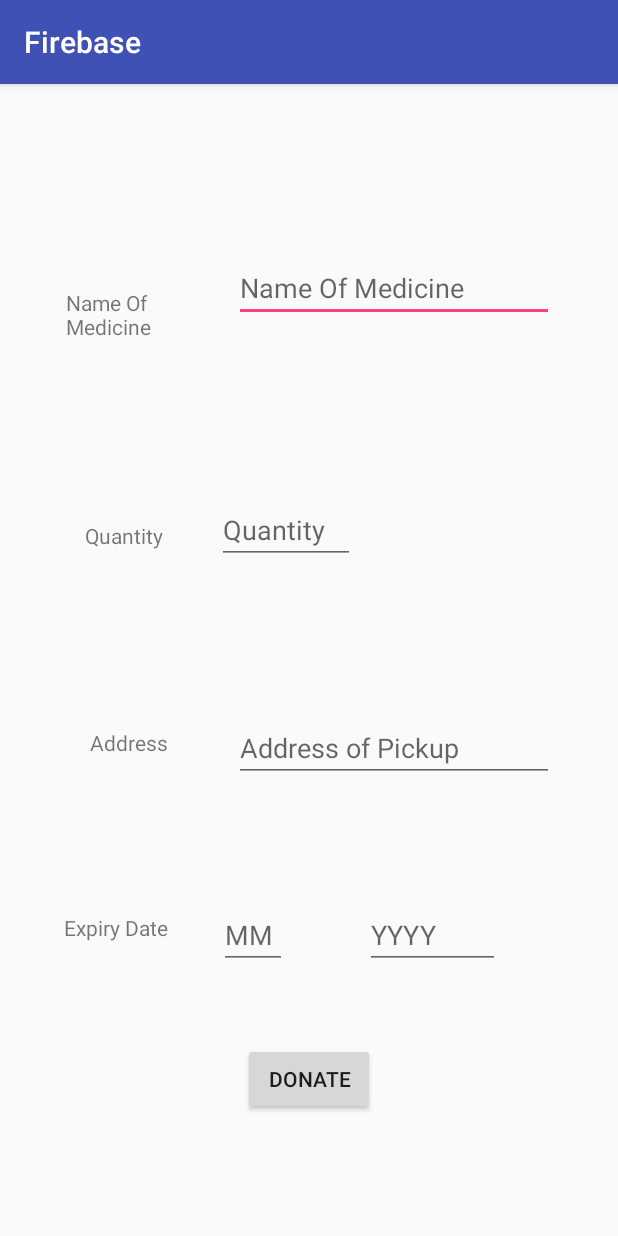
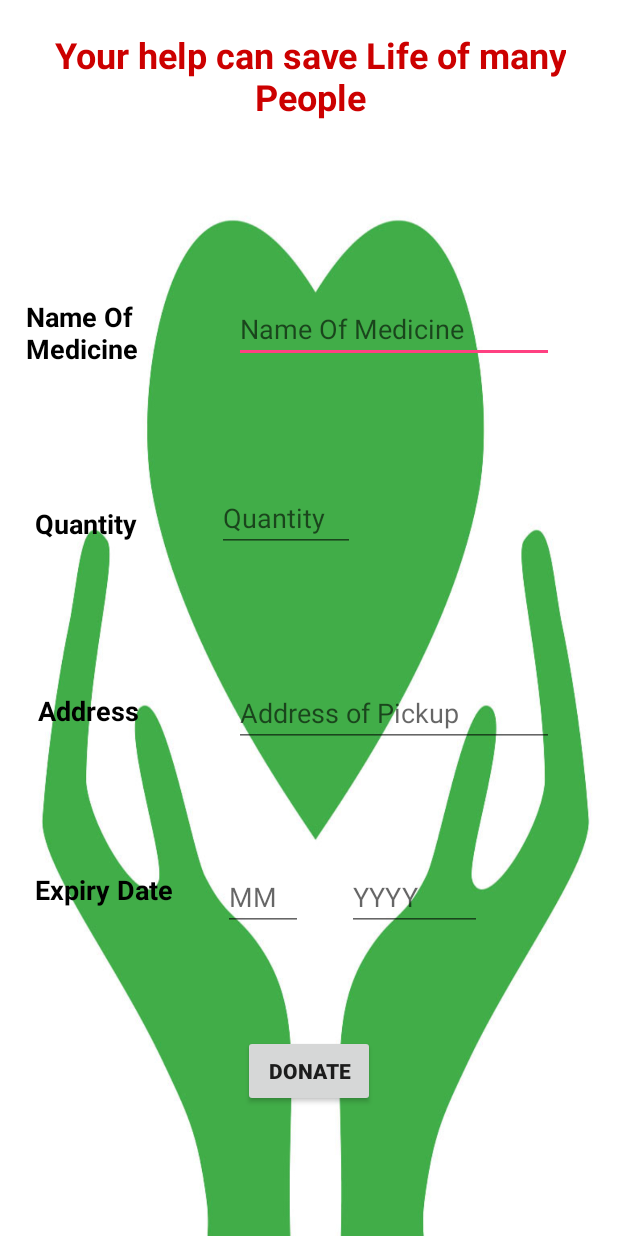
Before and after one commit to Pranav-Bhaskar/Med_app, an Android app: the screen it shows after launch (MainActivity), on a phone screen of 412 x 824 dp. Run offline under Robolectric (Android 15) with nearby library versions, the phone set to English and light mode, and no system bars; our stand-ins replace Firebase (no records; nobody signed in at launch, a user with empty details on screens opened directly).

Commit message:
final once again

```diff
--- a/app/src/main/java/com/kaneki/firebase/MainActivity.java
+++ b/app/src/main/java/com/kaneki/firebase/MainActivity.java
@@ -93,4 +93,25 @@ public class MainActivity extends AppCompatActivity {
             }
         });
     }
+
+    public static class Details {
+        public String id;
+        public String med_name ;
+        public String address;
+        public int quantity;
+        public int exp_month;
+        public int exp_year;
+
+        public Details() {
+        }
+
+        public Details(String id, String med_name, String address, int quantity, int exp_month, int exp_year) {
+            this.id = id;
+            this.med_name = med_name;
+            this.address = address;
+            this.quantity = quantity;
+            this.exp_month = exp_month;
+            this.exp_year = exp_year;
+        }
+    }
 }
--- a/app/src/main/res/layout/activity_main.xml
+++ b/app/src/main/res/layout/activity_main.xml
@@ -4,20 +4,24 @@
     xmlns:tools="http://schemas.android.com/tools"
     android:layout_width="match_parent"
     android:layout_height="match_parent"
+    android:background="@drawable/donation"
     tools:context="com.kaneki.firebase.MainActivity">
 
     <TextView
         android:id="@+id/d_tv_1"
         android:layout_width="wrap_content"
         android:layout_height="wrap_content"
+        android:gravity="start"
         android:text="@string/d_tv_1"
-        android:gravity="start"
+        android:textColor="@android:color/background_dark"
+        android:textSize="18sp"
+        android:textStyle="bold"
         app:layout_constraintBottom_toBottomOf="parent"
-        app:layout_constraintHorizontal_bias="0.123"
+        app:layout_constraintHorizontal_bias="0.051"
         app:layout_constraintLeft_toLeftOf="parent"
         app:layout_constraintRight_toRightOf="parent"
         app:layout_constraintTop_toTopOf="parent"
-        app:layout_constraintVertical_bias="0.186" />
+        app:layout_constraintVertical_bias="0.255" />
 
     <EditText
         android:id="@+id/d_et_1"
@@ -27,15 +31,15 @@
         android:layout_marginEnd="8dp"
         android:layout_marginStart="8dp"
         android:layout_marginTop="8dp"
+        android:ems="10"
         android:hint="@string/d_et_1"
-        android:ems="10"
         android:inputType="textPersonName"
         app:layout_constraintBottom_toBottomOf="parent"
         app:layout_constraintEnd_toEndOf="parent"
         app:layout_constraintHorizontal_bias="0.81"
         app:layout_constraintStart_toStartOf="parent"
         app:layout_constraintTop_toTopOf="parent"
-        app:layout_constraintVertical_bias="0.149" />
+        app:layout_constraintVertical_bias="0.247" />
 
     <TextView
         android:id="@+id/d_tv_2"
@@ -46,12 +50,15 @@
         android:layout_marginStart="8dp"
         android:layout_marginTop="8dp"
         android:text="@string/d_tv_2"
+        android:textColor="@android:color/background_dark"
+        android:textSize="18sp"
+        android:textStyle="bold"
         app:layout_constraintBottom_toBottomOf="parent"
         app:layout_constraintEnd_toEndOf="parent"
-        app:layout_constraintHorizontal_bias="0.141"
+        app:layout_constraintHorizontal_bias="0.046"
         app:layout_constraintStart_toStartOf="parent"
         app:layout_constraintTop_toTopOf="parent"
-        app:layout_constraintVertical_bias="0.387" />
+        app:layout_constraintVertical_bias="0.42" />
 
     <EditText
         android:id="@+id/d_et_2"
@@ -61,15 +68,15 @@
         android:layout_marginEnd="8dp"
         android:layout_marginStart="8dp"
         android:layout_marginTop="8dp"
+        android:ems="10"
         android:hint="@string/d_et_2"
-        android:ems="10"
         android:inputType="number"
         app:layout_constraintBottom_toBottomOf="parent"
         app:layout_constraintEnd_toEndOf="parent"
         app:layout_constraintHorizontal_bias="0.449"
         app:layout_constraintStart_toStartOf="parent"
         app:layout_constraintTop_toTopOf="parent"
-        app:layout_constraintVertical_bias="0.377" />
+        app:layout_constraintVertical_bias="0.413" />
 
     <TextView
         android:id="@+id/d_tv_3"
@@ -80,12 +87,15 @@
         android:layout_marginStart="8dp"
         android:layout_marginTop="8dp"
         android:text="@string/d_tv_3"
+        android:textColor="@android:color/background_dark"
+        android:textSize="18sp"
+        android:textStyle="bold"
         app:layout_constraintBottom_toBottomOf="parent"
         app:layout_constraintEnd_toEndOf="parent"
-        app:layout_constraintHorizontal_bias="0.151"
+        app:layout_constraintHorizontal_bias="0.052"
         app:layout_constraintStart_toStartOf="parent"
         app:layout_constraintTop_toTopOf="parent"
-        app:layout_constraintVertical_bias="0.575" />
+        app:layout_constraintVertical_bias="0.579" />
 
     <EditText
         android:id="@+id/d_et_3"
@@ -95,8 +105,8 @@
         android:layout_marginEnd="8dp"
         android:layout_marginStart="8dp"
         android:layout_marginTop="8dp"
+        android:ems="10"
         android:hint="@string/d_et_3"
-        android:ems="10"
         android:inputType="textPostalAddress"
         app:layout_constraintBottom_toBottomOf="parent"
         app:layout_constraintEnd_toEndOf="parent"
@@ -114,6 +124,7 @@
         android:layout_marginStart="8dp"
         android:layout_marginTop="8dp"
         android:text="@string/d_b_1"
+        android:textStyle="bold"
         app:layout_constraintBottom_toBottomOf="parent"
         app:layout_constraintEnd_toEndOf="parent"
         app:layout_constraintStart_toStartOf="parent"
@@ -129,16 +140,19 @@
         android:layout_marginStart="8dp"
         android:layout_marginTop="8dp"
         android:text="@string/d_tv_4"
+        android:textColor="@android:color/background_dark"
+        android:textSize="18sp"
+        android:textStyle="bold"
         app:layout_constraintBottom_toBottomOf="parent"
         app:layout_constraintEnd_toEndOf="parent"
-        app:layout_constraintHorizontal_bias="0.107"
+        app:layout_constraintHorizontal_bias="0.05"
         app:layout_constraintStart_toStartOf="parent"
         app:layout_constraintTop_toTopOf="parent"
-        app:layout_constraintVertical_bias="0.743" />
+        app:layout_constraintVertical_bias="0.731" />
 
     <EditText
         android:id="@+id/d_et_4"
-        android:layout_width="45dp"
+        android:layout_width="53dp"
         android:layout_height="wrap_content"
         android:layout_marginBottom="8dp"
         android:layout_marginEnd="8dp"
@@ -149,10 +163,10 @@
         android:inputType="number"
         app:layout_constraintBottom_toBottomOf="parent"
         app:layout_constraintEnd_toEndOf="parent"
-        app:layout_constraintHorizontal_bias="0.394"
+        app:layout_constraintHorizontal_bias="0.411"
         app:layout_constraintStart_toStartOf="parent"
         app:layout_constraintTop_toTopOf="parent"
-        app:layout_constraintVertical_bias="0.759" />
+        app:layout_constraintVertical_bias="0.744" />
 
     <EditText
         android:id="@+id/d_et_5"
@@ -167,9 +181,26 @@
         android:inputType="number"
         app:layout_constraintBottom_toBottomOf="parent"
         app:layout_constraintEnd_toEndOf="parent"
-        app:layout_constraintHorizontal_bias="0.768"
+        app:layout_constraintHorizontal_bias="0.73"
         app:layout_constraintStart_toStartOf="parent"
         app:layout_constraintTop_toTopOf="parent"
-        app:layout_constraintVertical_bias="0.759" />
+        app:layout_constraintVertical_bias="0.744" />
+
+    <TextView
+        android:id="@+id/textView"
+        android:layout_width="341dp"
+        android:layout_height="69dp"
+        android:layout_marginEnd="8dp"
+        android:layout_marginStart="8dp"
+        android:layout_marginTop="16dp"
+        android:gravity="center"
+        android:text="Your help can save Life of many People"
+        android:textColor="@android:color/holo_red_dark"
+        android:textSize="24sp"
+        android:textStyle="bold"
+        app:layout_constraintEnd_toEndOf="parent"
+        app:layout_constraintHorizontal_bias="0.518"
+        app:layout_constraintStart_toStartOf="parent"
+        app:layout_constraintTop_toTopOf="parent" />
 
 </android.support.constraint.ConstraintLayout>
--- a/app/src/main/res/values/styles.xml
+++ b/app/src/main/res/values/styles.xml
@@ -1,11 +1,12 @@
 <resources>
 
     <!-- Base application theme. -->
-    <style name="AppTheme" parent="Theme.AppCompat.Light.DarkActionBar">
+    <style name="AppTheme" parent="Theme.AppCompat.Light.NoActionBar">
         <!-- Customize your theme here. -->
         <item name="colorPrimary">@color/colorPrimary</item>
         <item name="colorPrimaryDark">@color/colorPrimaryDark</item>
         <item name="colorAccent">@color/colorAccent</item>
+
     </style>
 
 </resources>
```
Also changed, not shown: app/src/main/java/com/kaneki/firebase/Activity.java (added, +70 -0 lines), app/src/main/java/com/kaneki/firebase/Details.java (deleted, +0 -22 lines), app/src/main/res/layout/activity.xml (added, +167 -0 lines), app/src/main/res/layout/diabetes.xml (added, +42 -0 lines), app/src/main/res/layout/fitbmi.xml (added, +56 -0 lines), app/src/main/res/layout/fitdiabetes.xml (added, +53 -0 lines), app/src/main/res/layout/overweight.xml (added, +58 -0 lines), app/src/main/res/layout/underweight.xml (added, +58 -0 lines), app/src/main/res/values/strings.xml (+12 -0 lines), app/src/main/res/drawable-v24/donation.jpg (added), app/src/main/res/drawable-v24/fitboss.jpg (added).
